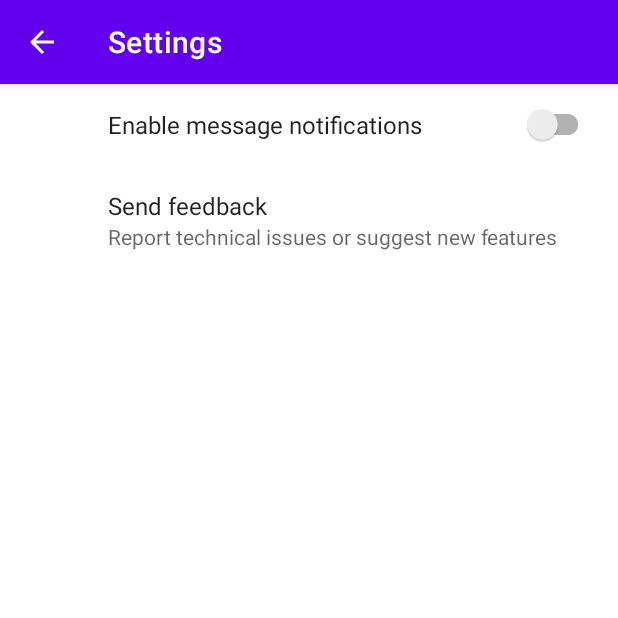
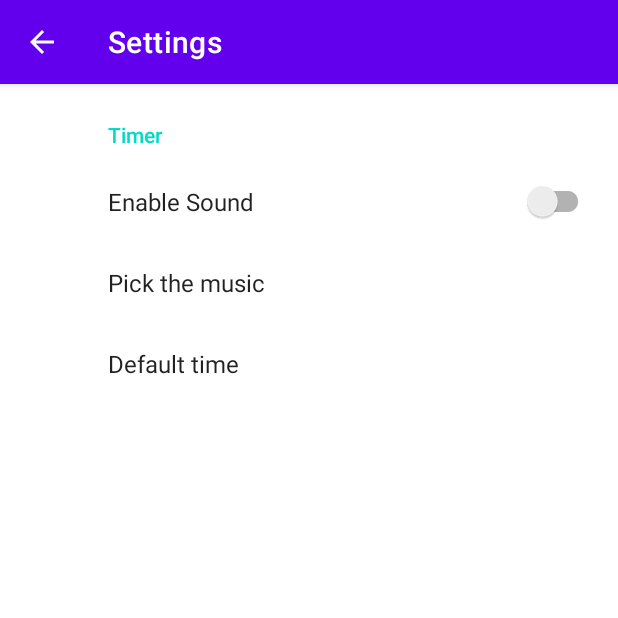
Before and after one commit to VongolaTeong/RandomSongTimer, an Android app: the SettingActivity screen opened directly, with no data from a screen before it, on a phone screen of 412 x 824 dp, the top half of it. Run offline under Robolectric (Android 15) with nearby library versions, the phone set to English and light mode, and no system bars; our stand-ins replace androidx.preference.

Commit message:
listen to sound preferences

```diff
--- a/app/src/main/java/com/example/timer/SettingActivity.kt
+++ b/app/src/main/java/com/example/timer/SettingActivity.kt
@@ -1,16 +1,35 @@
 package com.example.timer
 
+import android.content.SharedPreferences
 import android.os.Bundle
+import android.util.Log
 import androidx.appcompat.app.AppCompatActivity
+import androidx.preference.PreferenceManager
 
 class SettingActivity : AppCompatActivity() {
+
     override fun onCreate(savedInstanceState: Bundle?) {
         super.onCreate(savedInstanceState)
         setContentView(R.layout.settings)
         supportFragmentManager
             .beginTransaction()
-            //.add(SettingsFragment(), "tag")
             .replace(R.id.settings, SettingsFragment())
             .commit()
+
+        val prefs: SharedPreferences = PreferenceManager.getDefaultSharedPreferences(this)
+
+        val listener: SharedPreferences.OnSharedPreferenceChangeListener =
+            SharedPreferences.OnSharedPreferenceChangeListener { sharedPreferences, key ->
+                if (key == "sound") {
+                    Log.i("sound preference","Sound preference value was updated to: " + sharedPreferences.getBoolean("sound", true))
+                }
+
+                else if (key == "file") {
+                    //val intent: Intent =
+                }
+            }
+
+        prefs.registerOnSharedPreferenceChangeListener(listener)
     }
+
 }
--- a/app/src/main/java/com/example/timer/SettingsFragment.kt
+++ b/app/src/main/java/com/example/timer/SettingsFragment.kt
@@ -8,5 +8,7 @@ class SettingsFragment : PreferenceFragmentCompat() {
     override fun onCreatePreferences(savedInstanceState: Bundle?, rootKey: String?) {
         Log.i("preferences", "preferences reached")
         setPreferencesFromResource(R.xml.preferences, rootKey)
+
+        //val prefs = PreferenceManager.getDefaultSharedPreferences(getApplicationContext())
     }
 }
--- a/app/src/main/res/xml/preferences.xml
+++ b/app/src/main/res/xml/preferences.xml
@@ -1,13 +1,22 @@
 <PreferenceScreen
     xmlns:app="http://schemas.android.com/apk/res-auto">
+    <PreferenceCategory
+        app:key="timer_category"
+        app:title="Timer">
 
-    <SwitchPreferenceCompat
-        app:key="notifications"
-        app:title="Enable message notifications"/>
+        <SwitchPreferenceCompat
+            app:key="sound"
+            app:title="Enable Sound"/>
+
+        <Preference
+            app:key="file"
+            app:title="Pick the music"
+            />
+    </PreferenceCategory>
+
 
     <Preference
-        app:key="feedback"
-        app:title="Send feedback"
-        app:summary="Report technical issues or suggest new features"/>
+        app:key="time"
+        app:title="Default time"/>
 
 </PreferenceScreen>
```
